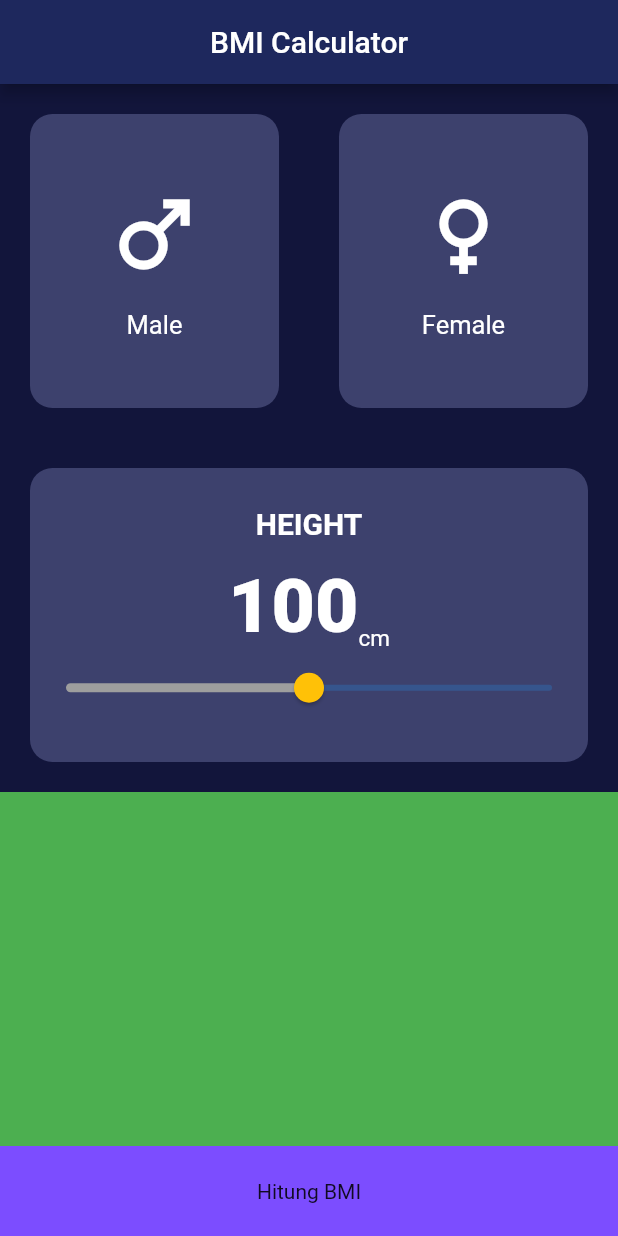
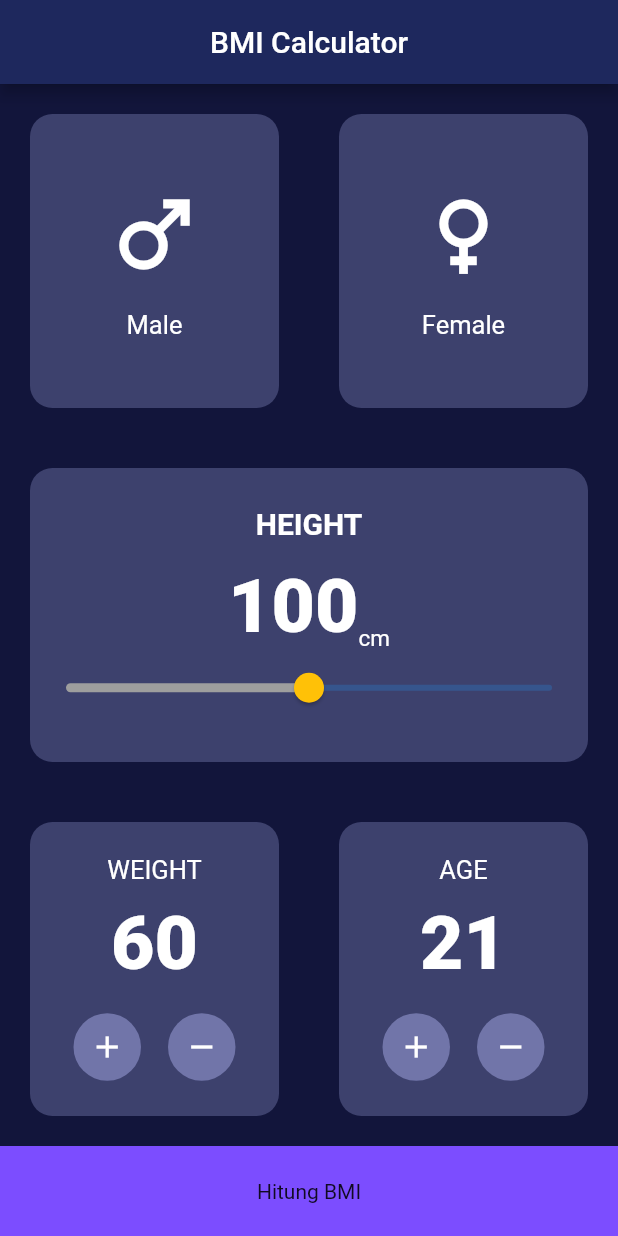
Before and after one commit to tobimaulana/BMI_FlutterProject, a Flutter app: the screen it shows after launch, on a phone screen of 412 x 824 dp. Run offline on Flutter 3.47's test engine with Material 2 defaults, Android fonts, the phone set to English and light mode, and no system bars.

Commit message:
Add Weight & Age Section

```diff
--- a/lib/views/bmi_data_screen.dart
+++ b/lib/views/bmi_data_screen.dart
@@ -61,11 +61,7 @@ class _BmiDataScreenState extends State<BmiDataScreen> {
                       children: [
                         Text(
                           "$height",
-                          style: const TextStyle(
-                            fontSize: 50,
-                            fontWeight: FontWeight.w900,
-                            color: Colors.white
-                          ),
+                          style: numberTextStyle,
                         ),
                         const Text("cm",
                           style: TextStyle(
@@ -91,8 +87,102 @@ class _BmiDataScreenState extends State<BmiDataScreen> {
                   ],
                 ),
               )),
-          Expanded(child: Container(
-            color: Colors.green,
+          Expanded(
+              child: Container(
+              child: Row(
+              children: [
+                Expanded(child: BmiCard(
+                    child: Column(
+                      mainAxisAlignment: MainAxisAlignment.center,
+                      children: [
+                        Text(
+                          "WEIGHT",
+                          style: labelTextStyle,),
+                        const SizedBox(height: 10,),
+                        Text("60",
+                          style: numberTextStyle,
+                        ),
+                        const SizedBox(height: 15,),
+                        Row(
+                          mainAxisAlignment: MainAxisAlignment.center,
+                          children: [
+                            RawMaterialButton(onPressed: () {},
+                              elevation: 0,
+                              shape: const CircleBorder(),
+                              fillColor: secondaryColorForBtnInCard,
+                              constraints: const BoxConstraints.tightFor(
+                                width: 45,
+                                height: 45,
+                              ),
+                              child: const Icon(Icons.add, color: Colors.white),
+                            ),
+                            SizedBox(width: 15,),
+                            RawMaterialButton(onPressed: () {},
+                              elevation: 0,
+                              shape: const CircleBorder(),
+                              fillColor: secondaryColorForBtnInCard,
+                              constraints:
+                              const BoxConstraints
+                                  .tightFor(
+                                    width: 45,
+                                    height: 45,
+                                  ),
+                              child: const Icon(Icons.remove, color: Colors.white,),
+                            ),
+                          ],
+                        )
+                      ],
+                    ),
+                  ),
+                ),
+
+                Expanded(child: BmiCard(
+                  child: Column(
+                    mainAxisAlignment: MainAxisAlignment.center,
+                    children: [
+                      Text(
+                        "AGE",
+                        style: labelTextStyle
+                      ),
+                      const SizedBox(height: 10),
+                      Text("21",
+                        style: numberTextStyle,
+                      ),
+                      const SizedBox(height: 15,),
+                      Row(
+                        mainAxisAlignment: MainAxisAlignment.center,
+                        children: [
+                          RawMaterialButton(onPressed: () {},
+                            elevation: 0,
+                            shape: const CircleBorder(),
+                            fillColor: secondaryColorForBtnInCard,
+                            constraints: const BoxConstraints.tightFor(
+                              width: 45,
+                              height: 45,
+                            ),
+                            child: const Icon(Icons.add, color: Colors.white),
+                          ),
+                          SizedBox(width: 15,),
+                          RawMaterialButton(onPressed: () {},
+                            elevation: 0,
+                            shape: const CircleBorder(),
+                            fillColor: secondaryColorForBtnInCard,
+                            constraints:
+                              const BoxConstraints
+                                .tightFor(
+                                  width: 45,
+                                  height: 45,
+                                ),
+                            child: const Icon(Icons.remove, color: Colors.white,),
+                          ),
+                        ],
+                      )
+                    ],
+                  ),
+                ),
+                ),
+              ],
+              ),
           )),
           GestureDetector(
             onTap: (){
```
